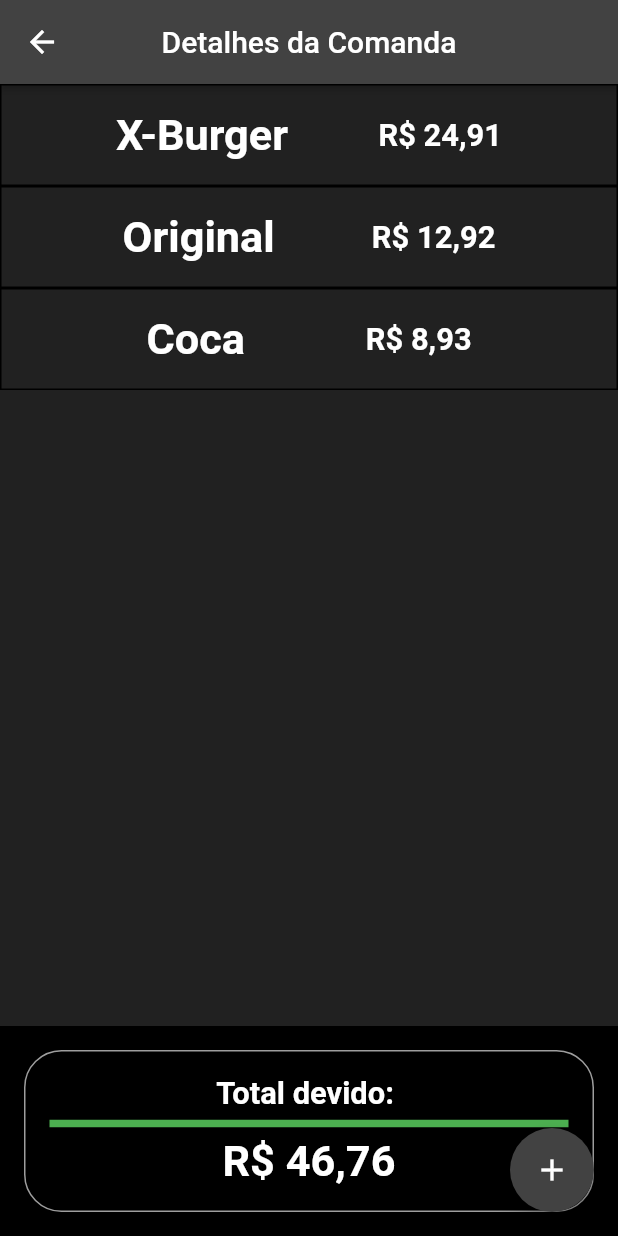
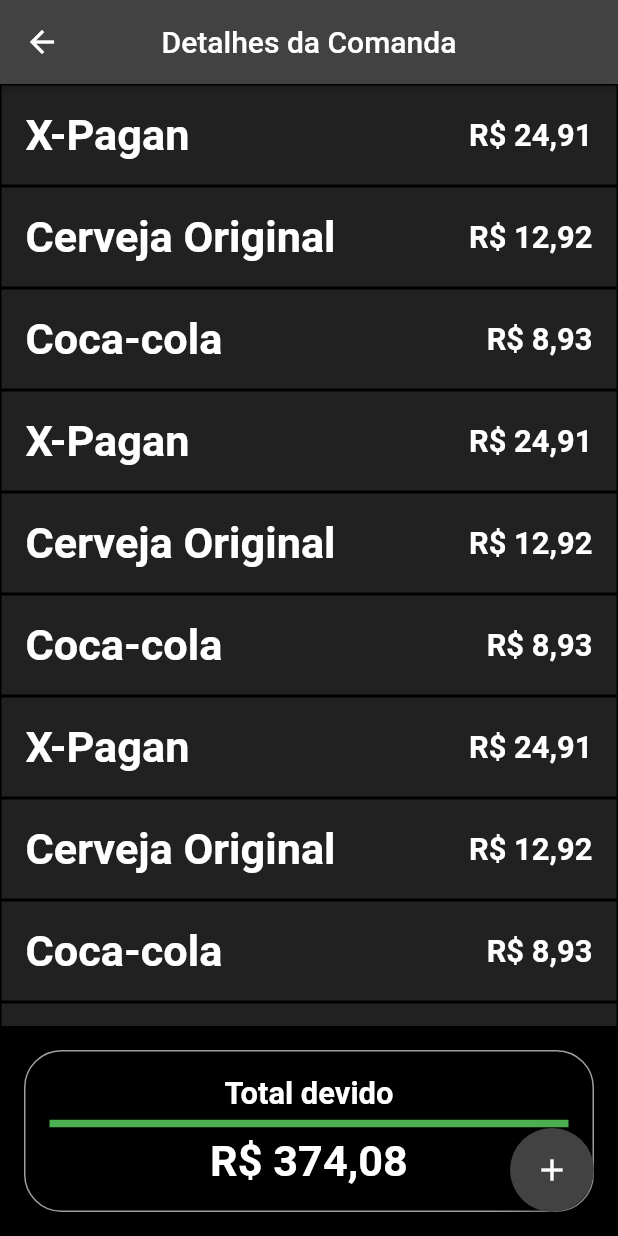
Before and after one commit to AkaRed3223/601-arcade-bar-app, a Flutter app: the ComandaDetalhes screen opened by its route, on a phone screen of 412 x 824 dp. Run offline on Flutter 3.47's test engine with Material 2 defaults, Android fonts, the phone set to English and light mode, and no system bars.

Commit message:
make pedidos flexible

```diff
--- a/lib/pages/comandas/detalhes_comanda.dart
+++ b/lib/pages/comandas/detalhes_comanda.dart
@@ -11,11 +11,31 @@ class ComandaDetalhes extends StatelessWidget {
 
   @override
   Widget build(BuildContext context) {
-
     Comanda comanda = Comanda(id: 26, nome: 'César', produtos: [
-      Produto(nome: "X-Burger", url: 'assets/image1.png', preco: 24.91),
-      Produto(nome: "Original", url: '', preco: 12.92),
-      Produto(nome: "Coca", url: '', preco: 8.93),
+      Produto(nome: "X-Pagan", url: '', preco: 24.91),
+      Produto(nome: "Cerveja Original", url: '', preco: 12.92),
+      Produto(nome: "Coca-cola", url: '', preco: 8.93),
+      Produto(nome: "X-Pagan", url: '', preco: 24.91),
+      Produto(nome: "Cerveja Original", url: '', preco: 12.92),
+      Produto(nome: "Coca-cola", url: '', preco: 8.93),
+      Produto(nome: "X-Pagan", url: '', preco: 24.91),
+      Produto(nome: "Cerveja Original", url: '', preco: 12.92),
+      Produto(nome: "Coca-cola", url: '', preco: 8.93),
+      Produto(nome: "X-Pagan", url: '', preco: 24.91),
+      Produto(nome: "Cerveja Original", url: '', preco: 12.92),
+      Produto(nome: "Coca-cola", url: '', preco: 8.93),
+      Produto(nome: "X-Pagan", url: '', preco: 24.91),
+      Produto(nome: "Cerveja Original", url: '', preco: 12.92),
+      Produto(nome: "Coca-cola", url: '', preco: 8.93),
+      Produto(nome: "X-Pagan", url: '', preco: 24.91),
+      Produto(nome: "Cerveja Original", url: '', preco: 12.92),
+      Produto(nome: "Coca-cola", url: '', preco: 8.93),
+      Produto(nome: "X-Pagan", url: '', preco: 24.91),
+      Produto(nome: "Cerveja Original", url: '', preco: 12.92),
+      Produto(nome: "Coca-cola", url: '', preco: 8.93),
+      Produto(nome: "X-Pagan", url: '', preco: 24.91),
+      Produto(nome: "Cerveja Original", url: '', preco: 12.92),
+      Produto(nome: "Coca-cola", url: '', preco: 8.93),
     ]);
 
     return Scaffold(
@@ -23,7 +43,7 @@ class ComandaDetalhes extends StatelessWidget {
       appBar: const CustomAppBar(title: 'Detalhes da Comanda'),
       floatingActionButton: FloatingActionButton(
         onPressed: () {
-            Navigator.pushNamed(context, 'pedidos/novo_pedido');
+          Navigator.pushNamed(context, 'pedidos/novo_pedido');
         },
         backgroundColor: Colors.grey[800],
         child: const Icon(Icons.add),
@@ -49,7 +69,5 @@ class ComandaDetalhes extends StatelessWidget {
         ],
       ),
     );
-
-
   }
 }
--- a/lib/widgets/pedido_widget.dart
+++ b/lib/widgets/pedido_widget.dart
@@ -8,7 +8,6 @@ class PedidoWidget extends StatelessWidget {
 
   @override
   Widget build(BuildContext context) {
-
     Container comandaWidget = Container(
       padding: const EdgeInsets.all(16.0),
       decoration: BoxDecoration(
@@ -16,13 +15,18 @@ class PedidoWidget extends StatelessWidget {
         borderRadius: BorderRadius.zero,
       ),
       child: Row(
-        mainAxisAlignment: MainAxisAlignment.spaceEvenly,
+        mainAxisAlignment: MainAxisAlignment.spaceBetween,
         children: [
-          Text(produto.nome,
+          Flexible(
+            child: Text(
+              produto.nome,
+              overflow: TextOverflow.fade,
               style: TextStyle(
                   fontSize: MediaQuery.of(context).size.width * 0.07,
                   color: Colors.white,
-                  fontWeight: FontWeight.bold)),
+                  fontWeight: FontWeight.bold),
+            ),
+          ),
           Text(produto.precoFormatado,
               style: TextStyle(
                   fontSize: MediaQuery.of(context).size.width * 0.05,
--- a/lib/widgets/total_comanda_widget.dart
+++ b/lib/widgets/total_comanda_widget.dart
@@ -18,20 +18,24 @@ class TotalComandaWidget extends StatelessWidget {
       child: Column(
         mainAxisAlignment: MainAxisAlignment.spaceEvenly,
         children: [
-          Text('Total devido: ',
-              style: TextStyle(
-                  fontSize: MediaQuery.of(context).size.width * 0.05,
-                  color: Colors.white,
-                  fontWeight: FontWeight.bold)),
+          Text(
+            'Total devido',
+            style: TextStyle(
+                fontSize: MediaQuery.of(context).size.width * 0.05,
+                color: Colors.white,
+                fontWeight: FontWeight.bold),
+          ),
           const Divider(
             color: Colors.green,
             thickness: 5,
           ),
-          Text(comanda.totalFormatado,
+          Text(
+              comanda.totalFormatado,
               style: TextStyle(
                   fontSize: MediaQuery.of(context).size.width * 0.07,
                   color: Colors.white,
-                  fontWeight: FontWeight.bold)),
+                  fontWeight: FontWeight.bold)
+          ),
         ],
       ),
     );
```
